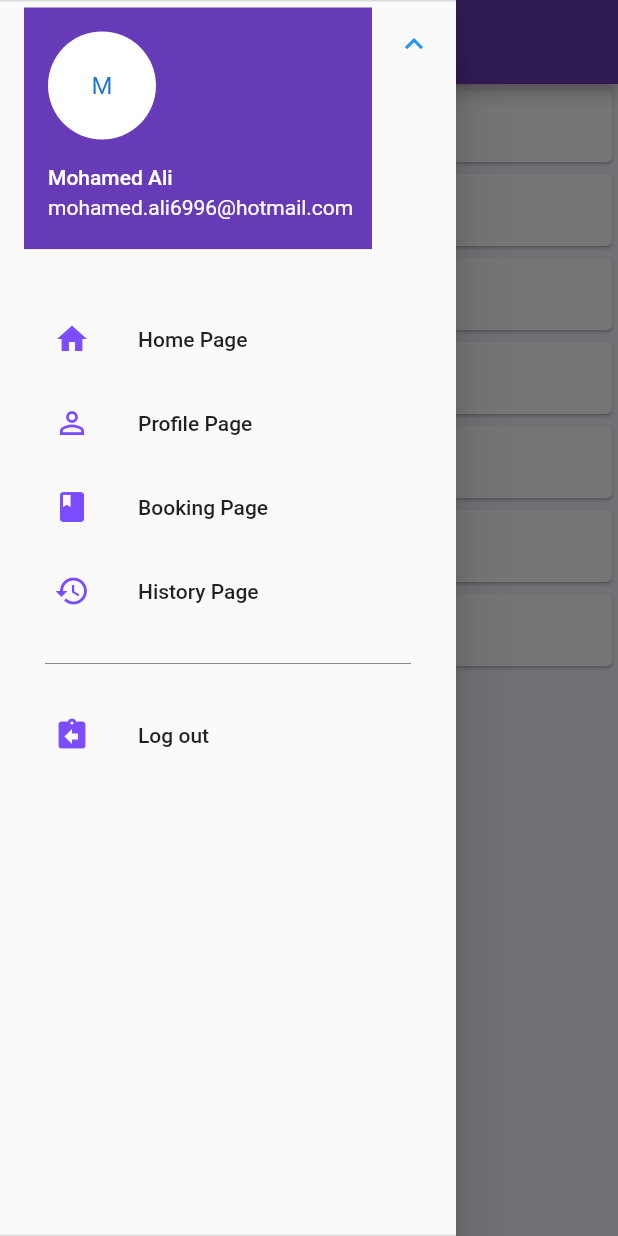
After one commit to oxmanee/carcare_app, a Flutter app: the HistoryPage screen opened by its route, with the side drawer open, on a phone screen of 412 x 824 dp. The commit adds this screen. Run offline on Flutter 3.47's test engine with Material 2 defaults, Android fonts, the phone set to English and light mode, and no system bars; our stand-ins replace carousel_slider, flutter_datetime_picker, image_picker, shared_preferences; accounts and stored records are empty.

Commit message:
commit register

```diff
--- a/lib/main.dart
+++ b/lib/main.dart
@@ -1,4 +1,5 @@
 import 'package:booking_carcare_app/pages/booking.dart';
+import 'package:booking_carcare_app/pages/history.dart';
 import 'package:booking_carcare_app/pages/home.dart';
 import 'package:booking_carcare_app/pages/login.dart';
 //import 'package:booking_carcare_app/pages/profile.dart';
@@ -17,7 +18,8 @@ class MyApp extends StatelessWidget {
         '/regis': (context) => RegisPage(),
         '/home': (context) => HomePage(),
 //        '/profile': (context) => ProfilePage(),
-        '/booking': (context) => BookingPage()
+        '/booking': (context) => BookingPage(),
+        '/history': (context) => HistoryPage()
       },
     );
   }
--- /dev/null
+++ b/lib/pages/history.dart
@@ -0,0 +1,139 @@
+import 'package:booking_carcare_app/helpers/manageToken.dart';
+import 'package:flutter/cupertino.dart';
+import 'package:flutter/material.dart';
+
+class HistoryPage extends StatefulWidget {
+  @override
+  State<StatefulWidget> createState() {
+    // TODO: implement createState
+    return _HistoryState();
+  }
+}
+
+class _HistoryState extends State<HistoryPage> {
+  int count = 0;
+  List<String> litems = ["1", "2", "Third", "4", "5", "asdlkas", "asdpoaskjd"];
+
+  @override
+  Widget build(BuildContext context) {
+    // TODO: implement build
+    return Scaffold(
+      appBar: AppBar(
+        title: Text('History'),
+        backgroundColor: Colors.deepPurple,
+      ),
+      drawer: Drawer(
+        child: ExpansionTile(
+          initiallyExpanded: true,
+          title: UserAccountsDrawerHeader(
+            decoration: BoxDecoration(color: Colors.deepPurple),
+            accountName: Text("Mohamed Ali"),
+            accountEmail: Text("mohamed.ali6996@hotmail.com"),
+            currentAccountPicture: CircleAvatar(
+              child: Text("M"),
+              backgroundColor: Colors.white,
+            ),
+          ),
+          children: <Widget>[
+            Padding(
+              padding: EdgeInsets.only(top: 20, left: 20, right: 20),
+              child: InkWell(
+                onTap: () =>
+                    Navigator.of(context).popUntil((_) => count++ >= 3),
+                child: ListTile(
+                  title: Text("Home Page"),
+                  leading: Icon(
+                    Icons.home,
+                    color: Colors.deepPurpleAccent,
+                  ),
+                ),
+              ),
+            ),
+            Padding(
+              padding: EdgeInsets.only(left: 20, right: 20),
+              child: InkWell(
+                onTap: () => Navigator.pushNamed(context, '/profile'),
+                child: ListTile(
+                  title: Text("Profile Page"),
+                  leading: Icon(
+                    Icons.person_outline,
+                    color: Colors.deepPurpleAccent,
+                  ),
+                ),
+              ),
+            ),
+            Padding(
+              padding: EdgeInsets.only(left: 20, right: 20),
+              child: InkWell(
+                onTap: () => Navigator.pop(context),
+                child: ListTile(
+                  title: Text("Booking Page"),
+                  leading: Icon(
+                    Icons.book,
+                    color: Colors.deepPurpleAccent,
+                  ),
+                ),
+              ),
+            ),
+            Padding(
+              padding: EdgeInsets.only(left: 20, right: 20, bottom: 20),
+              child: InkWell(
+                onTap: () => debugPrint("home Page"),
+                child: ListTile(
+                  title: Text("History Page"),
+                  leading: Icon(
+                    Icons.history,
+                    color: Colors.deepPurpleAccent,
+                  ),
+                ),
+              ),
+            ),
+            Container(
+              margin: EdgeInsets.only(left: 30, right: 30),
+              width: MediaQuery.of(context).size.width,
+              color: Colors.black,
+              height: 0.3,
+            ),
+            Padding(
+              padding: EdgeInsets.only(left: 20, right: 20, top: 20),
+              child: InkWell(
+                child: ListTile(
+                    title: Text("Log out"),
+                    leading: Icon(
+                      Icons.assignment_return,
+                      color: Colors.deepPurpleAccent,
+                    ),
+                    onTap: () async {
+                      var manageData = manageToken();
+                      await manageData.clearData();
+                      Navigator.of(context).popUntil((route) => route.isFirst);
+                    }),
+              ),
+            ),
+          ],
+        ),
+      ),
+      body: SingleChildScrollView(
+        child: Container(
+          color: Color.fromRGBO(251, 245, 255, 1),
+          width: MediaQuery.of(context).size.width,
+          height: MediaQuery.of(context).size.height,
+          child: litems.length > 0
+              ? ListView.builder(
+              itemCount: litems.length,
+              itemBuilder: (BuildContext context, int index) {
+                return Card(
+                  child: Padding(
+                    padding: EdgeInsets.all(16.00),
+                    child: Text(litems[index].toString()),
+                  ),
+                );
+              })
+              : Center(
+            child: Text('No data'),
+          ),
+        ),
+      ),
+    );
+  }
+}
--- a/lib/pages/home.dart
+++ b/lib/pages/home.dart
@@ -166,7 +166,7 @@ class _HomeState extends State<HomePage> {
               Padding(
                 padding: EdgeInsets.only(left: 20, right: 20, bottom: 20),
                 child: InkWell(
-                  onTap: () => debugPrint("home Page"),
+                  onTap: () => Navigator.pushNamed(context, '/history'),
                   child: ListTile(
                     title: Text("History Page"),
                     leading: Icon(
--- a/lib/pages/regis.dart
+++ b/lib/pages/regis.dart
@@ -579,6 +579,8 @@ class _RegigState extends State<RegisPage> {
                     ),
                     Container(child: _addList),
                     Container(
+                        child: Padding(
+                      padding: EdgeInsets.all(20.00),
                       child: Row(
                         mainAxisAlignment: MainAxisAlignment.spaceBetween,
                         children: <Widget>[
@@ -616,7 +618,7 @@ class _RegigState extends State<RegisPage> {
                           ),
                         ],
                       ),
-                    )
+                    ))
                   ],
                 ))),
       ),
```
